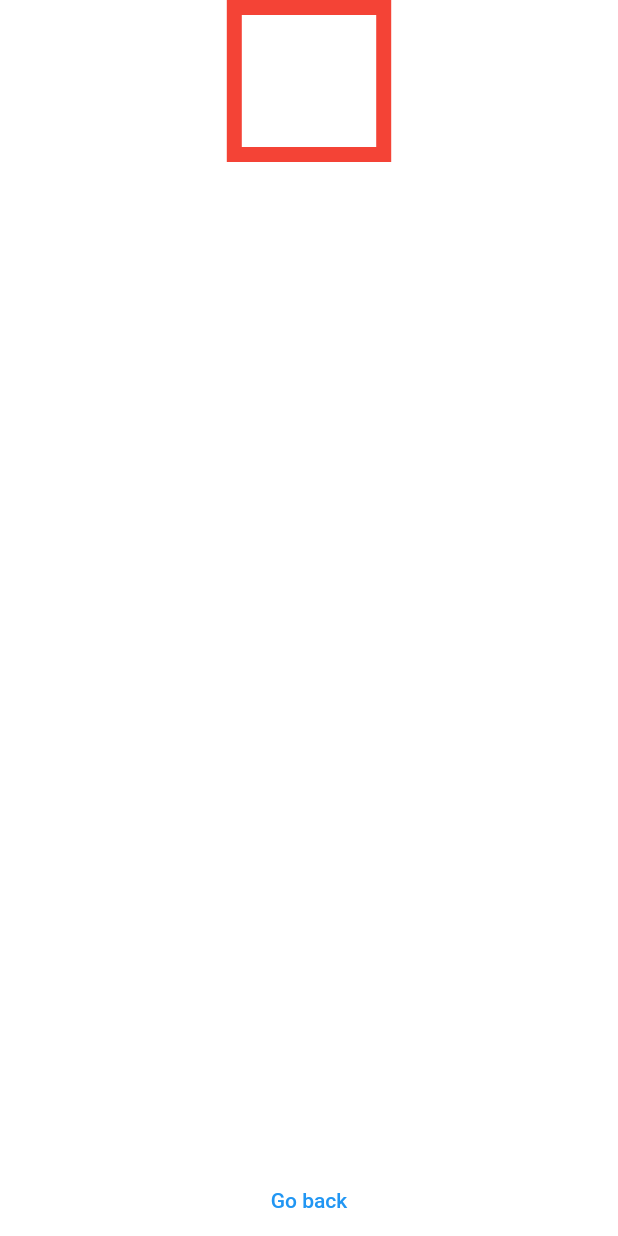
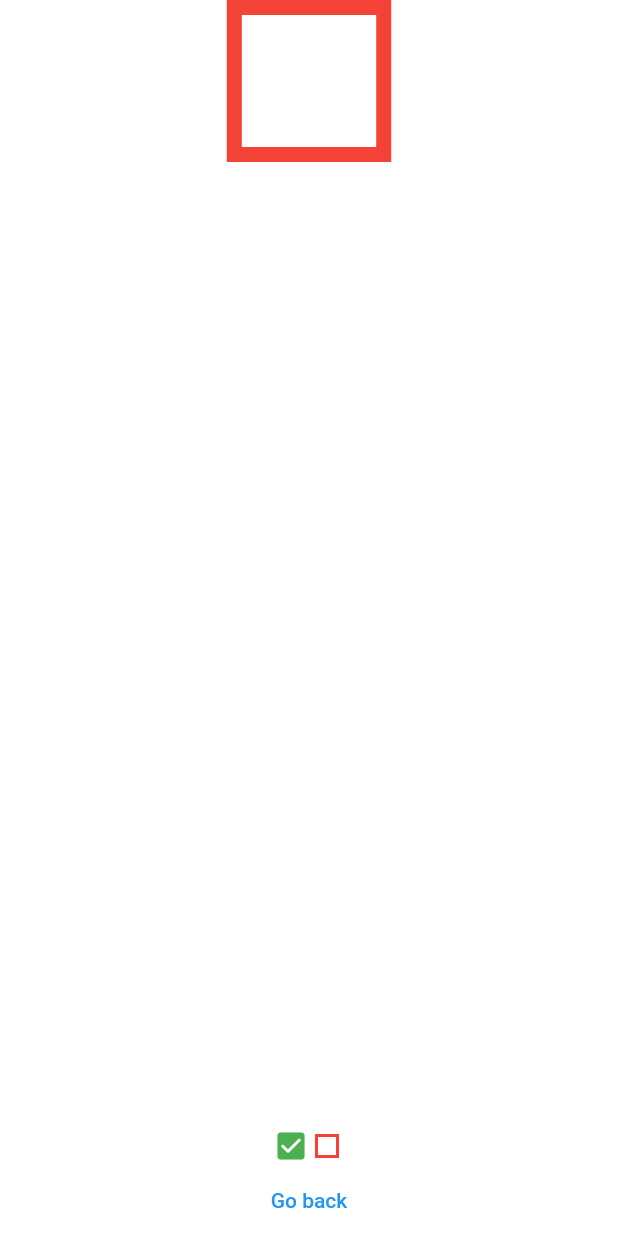
Before and after one commit to pmontecchiarini/dice_app, a Flutter app: the screen it shows after launch, after a tap on "Play", on a phone screen of 412 x 824 dp. Run offline on Flutter 3.47's test engine with Material 2 defaults, Android fonts, the phone set to English and light mode, and no system bars.

Commit message:
add scorekeeper

```diff
--- a/lib/dice_page.dart
+++ b/lib/dice_page.dart
@@ -20,6 +20,17 @@ class _DicePageState extends State<DicePage> {
       playerNumber = leftDiceNumber + rightDiceNumber;
     });
   }
+
+  List<Widget> scoreKeeper = [
+    Icon(
+      Icons.check_box_rounded,
+      color: Colors.green,
+    ),
+    Icon(
+      Icons.crop_square_sharp,
+      color: Colors.red,
+    )
+  ];
 
   @override
   Widget build(BuildContext context) {
@@ -48,6 +59,10 @@ class _DicePageState extends State<DicePage> {
                       if (playerNumber >= randomNumber)
                         {
                           print('$playerNumber + You won'),
+                          scoreKeeper.add(Icon(
+                            Icons.check_box_rounded,
+                            color: Colors.green,
+                          )),
                           showDialog<String>(
                             context: context,
                             builder: (BuildContext context) => AlertDialog(
@@ -71,6 +86,10 @@ class _DicePageState extends State<DicePage> {
                       else
                         {
                           print('$playerNumber +  You lose'),
+                          scoreKeeper.add(Icon(
+                            Icons.crop_square_sharp,
+                            color: Colors.red,
+                          )),
                           showDialog<String>(
                             context: context,
                             builder: (BuildContext context) => AlertDialog(
@@ -102,6 +121,10 @@ class _DicePageState extends State<DicePage> {
                       if (playerNumber >= randomNumber)
                         {
                           print('$playerNumber + You won'),
+                          scoreKeeper.add(Icon(
+                            Icons.check_box_rounded,
+                            color: Colors.green,
+                          )),
                           showDialog<String>(
                             context: context,
                             builder: (BuildContext context) => AlertDialog(
@@ -125,6 +148,9 @@ class _DicePageState extends State<DicePage> {
                       else
                         {
                           print('$playerNumber +  You lose'),
+                          scoreKeeper.add(
+                            Icon(Icons.crop_square_sharp, color: Colors.red),
+                          ),
                           showDialog<String>(
                             context: context,
                             builder: (BuildContext context) => AlertDialog(
@@ -151,6 +177,10 @@ class _DicePageState extends State<DicePage> {
               ],
             ),
           ),
+          Row(
+            mainAxisAlignment: MainAxisAlignment.center,
+            children: scoreKeeper,
+          ),
           Container(
             child: TextButton(
               child: Text('Go back'),
--- a/lib/start_page.dart
+++ b/lib/start_page.dart
@@ -11,7 +11,7 @@ class StartPage extends StatelessWidget {
             child: Padding(
               padding: const EdgeInsets.all(20.0),
               child: Text(
-                'To play the dice game simply tap on the dice to roll them. If your number is equal or higher than the one on the red square, you won!',
+                'To play the dice game simply tap on the dice to roll them. If your number is equal or higher than the one on the red square, you won! Best out of three, wins the game. Good luck!',
                 style: TextStyle(fontSize: 25.0, fontFamily: 'Poppins'),
                 textAlign: TextAlign.center,
               ),
```
